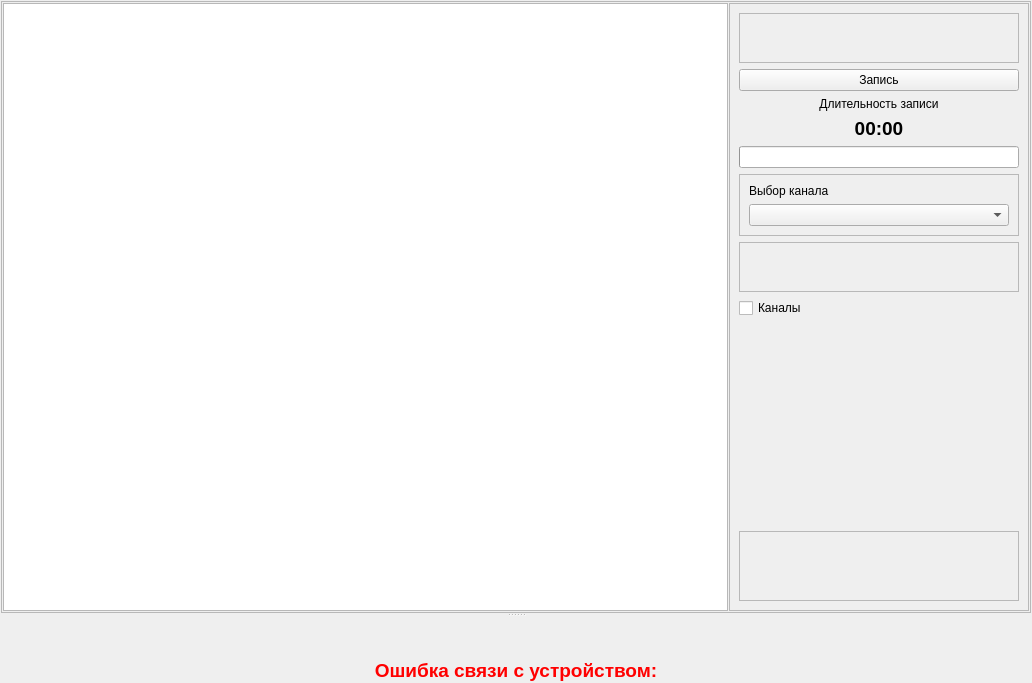
Old version of the form metodics/trenagers/trenexecute.ui in the repository grigp/a-analyser.
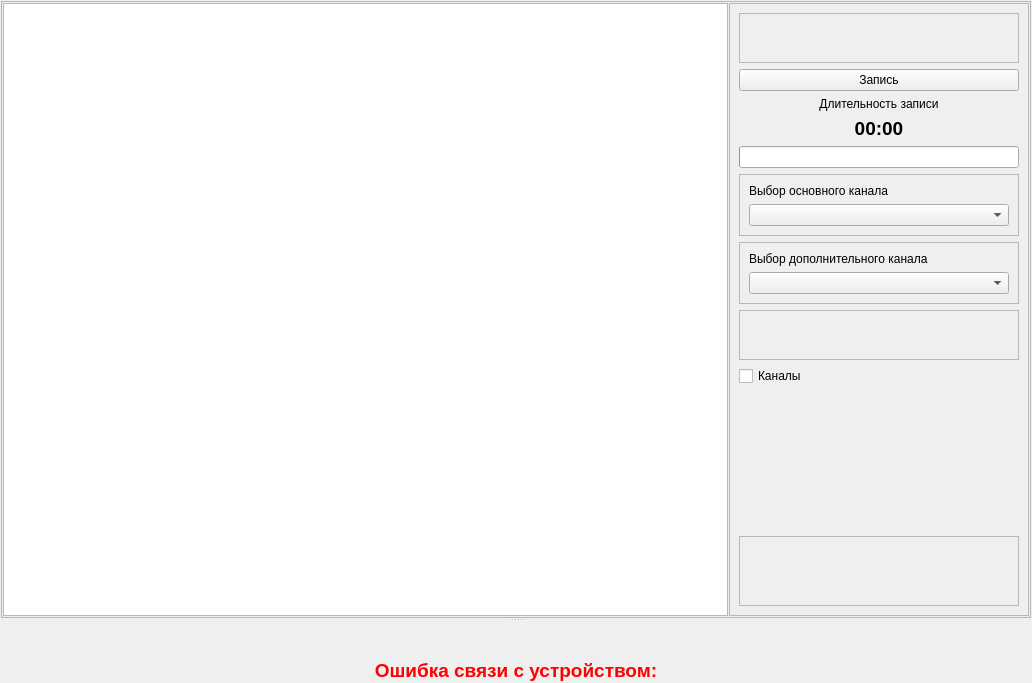
New version of the form. Icons and pictures are not drawn. Custom widgets are drawn as their Qt base class.

The edit to the form file:
```diff
--- a/metodics/trenagers/trenexecute.ui
+++ b/metodics/trenagers/trenexecute.ui
@@ -184,7 +184,7 @@
              <item>
               <widget class="QLabel" name="lblSelectChannel">
                <property name="text">
-                <string>Выбор канала</string>
+                <string>Выбор основного канала</string>
                </property>
               </widget>
              </item>
@@ -194,6 +194,28 @@
             </layout>
            </widget>
           </item>
+          <item>
+           <widget class="QFrame" name="frSelectAdvChannel">
+            <property name="frameShape">
+             <enum>QFrame::StyledPanel</enum>
+            </property>
+            <property name="frameShadow">
+             <enum>QFrame::Raised</enum>
+            </property>
+            <layout class="QVBoxLayout" name="verticalLayout_8">
+             <item>
+              <widget class="QLabel" name="lblSelectAdvChannel">
+               <property name="text">
+                <string>Выбор дополнительного канала</string>
+               </property>
+              </widget>
+             </item>
+             <item>
+              <widget class="QComboBox" name="cbSelectAdvChannel"/>
+             </item>
+            </layout>
+           </widget>
+          </item>
           <item>
            <widget class="QFrame" name="frGameParams">
             <property name="minimumSize">
```
